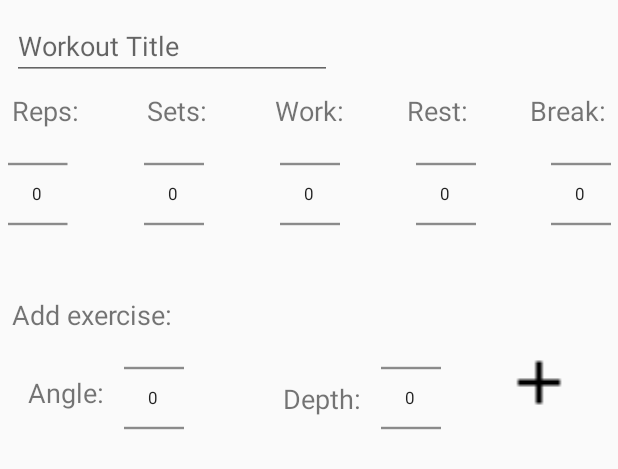
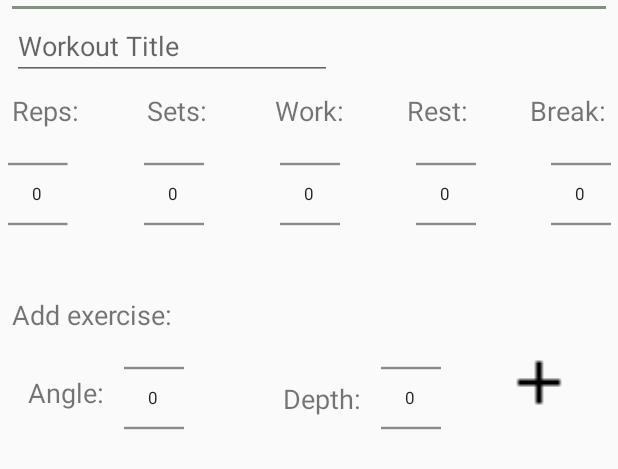
Before and after one commit to DoubleAMcCartney/Hangboard, an Android app: the layout add_workout.xml on its own in the app's theme, with its tools: preview values and no code run, on a phone screen of 412 x 824 dp. Shown: the top 469 px of the screen. Run offline under Robolectric (Android 15) with nearby library versions, the phone set to English and light mode, and no system bars.

Commit message:
made minor changes

```diff
--- a/app/src/main/java/com/example/android/hangboard/TimerActivity.java
+++ b/app/src/main/java/com/example/android/hangboard/TimerActivity.java
@@ -40,6 +40,7 @@ import android.widget.Toast;
 import com.example.android.hangboard.ChooseWorkout.ViewWorkoutsActivity;
 import com.example.android.hangboard.WorkoutDB.Workout;
 import com.example.android.hangboard.WorkoutLog.LogActivity;
+import com.jjoe64.graphview.GraphView;
 import com.jjoe64.graphview.series.DataPoint;
 
 import java.text.DateFormat;
@@ -719,7 +720,7 @@ public class TimerActivity extends AppCompatActivity {
         TextView restTimeText = addWorkout.getDialog().findViewById(R.id.logDFRestTime);
         TextView breakTimeText = addWorkout.getDialog().findViewById(R.id.logDFBreakTime);
         EditText notesText = addWorkout.getDialog().findViewById(R.id.logDFNotes);
-
+        GraphView graph = addWorkout.getDialog().findViewById(R.id.graph);
         DateFormat dateFormat = new SimpleDateFormat("MMM. dd yyyy");
         Date date = Calendar.getInstance().getTime();
 
@@ -732,7 +733,7 @@ public class TimerActivity extends AppCompatActivity {
         workTimeText.setText("Work Time: " + Integer.toString(currentWorkout.getWorkTime()/1000) + "sec");
         restTimeText.setText("Rest Time: " + Integer.toString(currentWorkout.getRestTime()/1000) + "sec");
         breakTimeText.setText("Break Time: " + Integer.toString(currentWorkout.getBreakTime()/60000) + "min");
-        notesText.setText("Click here to add notes.");
+        notesText.setText("Tap here to add notes.");
         depthText.setText("Depth: " + currentWorkout.getDepths().get(0));
         angleText.setText("Angle: " + currentWorkout.getAngles().get(0));
 
@@ -766,6 +767,7 @@ public class TimerActivity extends AppCompatActivity {
             hangTimeText.setText("Hang Time: " + actualWorkTime + " of " + workTime);
         }
         else {
+            graph.setVisibility(View.GONE);
             scoreText.setText("Score: N/A");
             weightText.setText("Weight: N/A");
             hangTimeText.setText("Hang Time: N/A" + " of " + workTime);
--- a/app/src/main/res/layout/activity_move.xml
+++ b/app/src/main/res/layout/activity_move.xml
@@ -13,7 +13,8 @@
         android:background="?attr/colorPrimary"
         android:elevation="4dp"
         android:theme="@style/ThemeOverlay.AppCompat.ActionBar"
-        app:popupTheme="@style/ThemeOverlay.AppCompat.Light"/>
+        app:layout_constraintTop_toTopOf="parent"
+        app:popupTheme="@style/ThemeOverlay.AppCompat.Light" />
 
     <LinearLayout
         android:id="@+id/linearLayout"
--- a/app/src/main/res/layout/add_workout.xml
+++ b/app/src/main/res/layout/add_workout.xml
@@ -4,6 +4,18 @@
     android:layout_width="match_parent"
     android:layout_height="match_parent"
     android:orientation="vertical">
+
+    <View
+        android:id="@+id/divider"
+        android:layout_width="0dp"
+        android:layout_height="2dp"
+        android:layout_marginStart="8dp"
+        android:layout_marginTop="4dp"
+        android:layout_marginEnd="8dp"
+        android:background="@color/colorAccent"
+        app:layout_constraintEnd_toEndOf="parent"
+        app:layout_constraintStart_toStartOf="parent"
+        app:layout_constraintTop_toTopOf="parent" />
 
     <TextView
         android:id="@+id/textView"
--- a/app/src/main/res/values/colors.xml
+++ b/app/src/main/res/values/colors.xml
@@ -2,7 +2,7 @@
 <resources>
     <color name="colorPrimary">#6a6b6e</color>
     <color name="colorPrimaryDark">#b9000000</color>
-    <color name="colorAccent">#80937f</color>
+    <color name="colorAccent">#80937F</color>
     <color name="startButtonColor">#006e00</color>
     <color name="pauseButtonColor">#000000</color>
     <color name="skipButtonColor">#000000</color>
```
Also changed, not shown: app/src/main/java/com/example/android/hangboard/WorkoutLog/LogActivity.java (+32 -0 lines), app/src/main/res/layout/add_workout_to_log.xml (+30 -14 lines).
